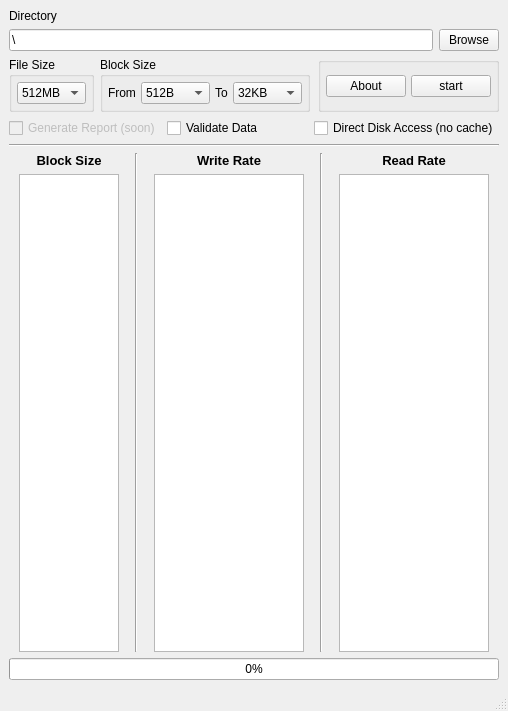
Above: mainwindow.ui from mathieeo/rateCheck before the change. Below: the same form after it.
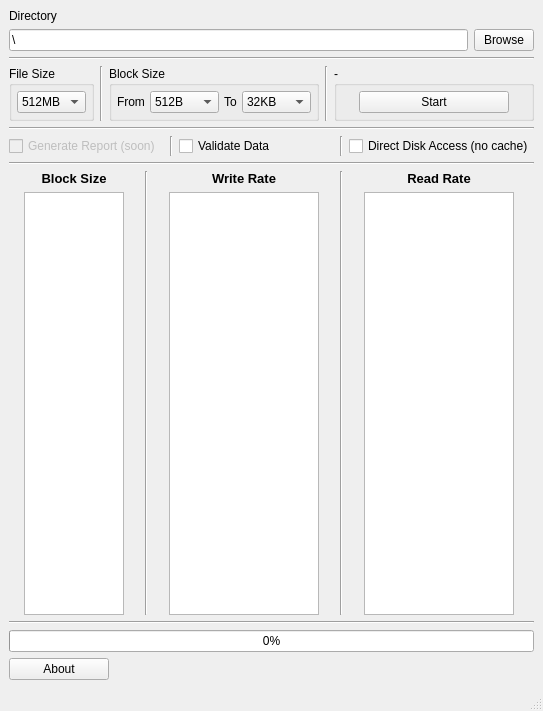
That is the form after the change.

Diff of the .ui file:
```diff
--- a/mainwindow.ui
+++ b/mainwindow.ui
@@ -15,164 +15,6 @@
   </property>
   <widget class="QWidget" name="centralwidget">
    <layout class="QGridLayout" name="gridLayout_2">
-    <item row="1" column="0">
-     <layout class="QHBoxLayout" name="horizontalLayout_5">
-      <item>
-       <widget class="QCheckBox" name="checkBox">
-        <property name="enabled">
-         <bool>false</bool>
-        </property>
-        <property name="text">
-         <string>Generate Report (soon)</string>
-        </property>
-       </widget>
-      </item>
-      <item>
-       <widget class="QCheckBox" name="ValidateDataCheck">
-        <property name="text">
-         <string>Validate Data</string>
-        </property>
-       </widget>
-      </item>
-      <item>
-       <widget class="QCheckBox" name="directModeCheckBox">
-        <property name="text">
-         <string>Direct Disk Access (no cache)</string>
-        </property>
-        <property name="checked">
-         <bool>false</bool>
-        </property>
-       </widget>
-      </item>
-     </layout>
-    </item>
-    <item row="2" column="0">
-     <widget class="Line" name="line_3">
-      <property name="orientation">
-       <enum>Qt::Horizontal</enum>
-      </property>
-     </widget>
-    </item>
-    <item row="3" column="0">
-     <layout class="QHBoxLayout" name="horizontalLayout_2">
-      <item>
-       <layout class="QVBoxLayout" name="verticalLayout_5">
-        <item>
-         <widget class="QLabel" name="label_8">
-          <property name="font">
-           <font>
-            <pointsize>10</pointsize>
-            <italic>false</italic>
-            <bold>true</bold>
-           </font>
-          </property>
-          <property name="text">
-           <string>Block Size</string>
-          </property>
-          <property name="alignment">
-           <set>Qt::AlignCenter</set>
-          </property>
-         </widget>
-        </item>
-        <item>
-         <widget class="QTextEdit" name="BlockSizeEdit">
-          <property name="maximumSize">
-           <size>
-            <width>100</width>
-            <height>16777215</height>
-           </size>
-          </property>
-          <property name="readOnly">
-           <bool>true</bool>
-          </property>
-         </widget>
-        </item>
-       </layout>
-      </item>
-      <item>
-       <widget class="Line" name="line">
-        <property name="orientation">
-         <enum>Qt::Vertical</enum>
-        </property>
-       </widget>
-      </item>
-      <item>
-       <layout class="QVBoxLayout" name="verticalLayout_6">
-        <item>
-         <widget class="QLabel" name="label_9">
-          <property name="font">
-           <font>
-            <pointsize>10</pointsize>
-            <italic>false</italic>
-            <bold>true</bold>
-           </font>
-          </property>
-          <property name="text">
-           <string>Write Rate</string>
-          </property>
-          <property name="alignment">
-           <set>Qt::AlignCenter</set>
-          </property>
-         </widget>
-        </item>
-        <item>
-         <widget class="QTextEdit" name="WriteRateEdit">
-          <property name="maximumSize">
-           <size>
-            <width>150</width>
-            <height>16777215</height>
-           </size>
-          </property>
-          <property name="readOnly">
-           <bool>true</bool>
-          </property>
-         </widget>
-        </item>
-       </layout>
-      </item>
-      <item>
-       <widget class="Line" name="line_2">
-        <property name="orientation">
-         <enum>Qt::Vertical</enum>
-        </property>
-       </widget>
-      </item>
-      <item>
-       <layout class="QVBoxLayout" name="verticalLayout_7">
-        <item>
-         <widget class="QLabel" name="label_10">
-          <property name="font">
-           <font>
-            <pointsize>10</pointsize>
-            <italic>false</italic>
-            <bold>true</bold>
-           </font>
-          </property>
-          <property name="text">
-           <string>Read Rate</string>
-          </property>
-          <property name="alignment">
-           <set>Qt::AlignCenter</set>
-          </property>
-         </widget>
-        </item>
-        <item>
-         <widget class="QTextEdit" name="ReadRateEdit">
-          <property name="maximumSize">
-           <size>
-            <width>150</width>
-            <height>16777215</height>
-           </size>
-          </property>
-          <property name="readOnly">
-           <bool>true</bool>
-          </property>
-         </widget>
-        </item>
-       </layout>
-      </item>
-     </layout>
-    </item>
     <item row="0" column="0">
      <layout class="QVBoxLayout" name="verticalLayout_2">
       <item>
@@ -231,6 +73,13 @@
         </item>
        </layout>
       </item>
+      <item>
+       <widget class="Line" name="line_11">
+        <property name="orientation">
+         <enum>Qt::Horizontal</enum>
+        </property>
+       </widget>
+      </item>
       <item>
        <layout class="QHBoxLayout" name="horizontalLayout_4">
         <item>
@@ -331,6 +180,13 @@
           </layout>
          </widget>
         </item>
+        <item>
+         <widget class="Line" name="line_10">
+          <property name="orientation">
+           <enum>Qt::Vertical</enum>
+          </property>
+         </widget>
+        </item>
         <item>
          <widget class="QGroupBox" name="groupBox">
           <property name="title">
@@ -605,10 +461,23 @@
           </property>
          </spacer>
         </item>
+        <item>
+         <widget class="Line" name="line_9">
+          <property name="orientation">
+           <enum>Qt::Vertical</enum>
+          </property>
+         </widget>
+        </item>
         <item>
          <widget class="QGroupBox" name="groupBox_2">
+          <property name="minimumSize">
+           <size>
+            <width>200</width>
+            <height>0</height>
+           </size>
+          </property>
           <property name="title">
-           <string/>
+           <string>-</string>
           </property>
           <layout class="QGridLayout" name="gridLayout_3">
            <property name="leftMargin">
@@ -623,11 +492,17 @@
            <property name="bottomMargin">
             <number>5</number>
            </property>
-           <property name="horizontalSpacing">
+           <property name="spacing">
             <number>5</number>
            </property>
            <item row="0" column="1">
             <widget class="QPushButton" name="StartBtn">
+             <property name="minimumSize">
+              <size>
+               <width>150</width>
+               <height>0</height>
+              </size>
+             </property>
              <property name="maximumSize">
               <size>
                <width>100</width>
@@ -635,14 +510,7 @@
               </size>
              </property>
              <property name="text">
-              <string>start</string>
-             </property>
-            </widget>
-           </item>
-           <item row="0" column="0">
-            <widget class="QPushButton" name="AboutBtn">
-             <property name="text">
-              <string>About</string>
+              <string>Start</string>
              </property>
             </widget>
            </item>
@@ -653,13 +521,229 @@
       </item>
      </layout>
     </item>
+    <item row="1" column="0">
+     <widget class="Line" name="line_5">
+      <property name="orientation">
+       <enum>Qt::Horizontal</enum>
+      </property>
+     </widget>
+    </item>
+    <item row="2" column="0">
+     <layout class="QHBoxLayout" name="horizontalLayout_5">
+      <item>
+       <widget class="QCheckBox" name="checkBox">
+        <property name="enabled">
+         <bool>false</bool>
+        </property>
+        <property name="text">
+         <string>Generate Report (soon)</string>
+        </property>
+       </widget>
+      </item>
+      <item>
+       <widget class="Line" name="line_7">
+        <property name="orientation">
+         <enum>Qt::Vertical</enum>
+        </property>
+       </widget>
+      </item>
+      <item>
+       <widget class="QCheckBox" name="ValidateDataCheck">
+        <property name="text">
+         <string>Validate Data</string>
+        </property>
+       </widget>
+      </item>
+      <item>
+       <widget class="Line" name="line_8">
+        <property name="orientation">
+         <enum>Qt::Vertical</enum>
+        </property>
+       </widget>
+      </item>
+      <item>
+       <widget class="QCheckBox" name="directModeCheckBox">
+        <property name="text">
+         <string>Direct Disk Access (no cache)</string>
+        </property>
+        <property name="checked">
+         <bool>false</bool>
+        </property>
+       </widget>
+      </item>
+     </layout>
+    </item>
+    <item row="3" column="0">
+     <widget class="Line" name="line_3">
+      <property name="orientation">
+       <enum>Qt::Horizontal</enum>
+      </property>
+     </widget>
+    </item>
     <item row="4" column="0">
+     <layout class="QHBoxLayout" name="horizontalLayout_2">
+      <item>
+       <layout class="QVBoxLayout" name="verticalLayout_5">
+        <item>
+         <widget class="QLabel" name="label_8">
+          <property name="font">
+           <font>
+            <pointsize>10</pointsize>
+            <italic>false</italic>
+            <bold>true</bold>
+           </font>
+          </property>
+          <property name="text">
+           <string>Block Size</string>
+          </property>
+          <property name="alignment">
+           <set>Qt::AlignCenter</set>
+          </property>
+         </widget>
+        </item>
+        <item>
+         <widget class="QTextEdit" name="BlockSizeEdit">
+          <property name="maximumSize">
+           <size>
+            <width>100</width>
+            <height>16777215</height>
+           </size>
+          </property>
+          <property name="readOnly">
+           <bool>true</bool>
+          </property>
+         </widget>
+        </item>
+       </layout>
+      </item>
+      <item>
+       <widget class="Line" name="line">
+        <property name="orientation">
+         <enum>Qt::Vertical</enum>
+        </property>
+       </widget>
+      </item>
+      <item>
+       <layout class="QVBoxLayout" name="verticalLayout_6">
+        <item>
+         <widget class="QLabel" name="label_9">
+          <property name="font">
+           <font>
+            <pointsize>10</pointsize>
+            <italic>false</italic>
+            <bold>true</bold>
+           </font>
+          </property>
+          <property name="text">
+           <string>Write Rate</string>
+          </property>
+          <property name="alignment">
+           <set>Qt::AlignCenter</set>
+          </property>
+         </widget>
+        </item>
+        <item>
+         <widget class="QTextEdit" name="WriteRateEdit">
+          <property name="maximumSize">
+           <size>
+            <width>150</width>
+            <height>16777215</height>
+           </size>
+          </property>
+          <property name="readOnly">
+           <bool>true</bool>
+          </property>
+         </widget>
+        </item>
+       </layout>
+      </item>
+      <item>
+       <widget class="Line" name="line_2">
+        <property name="orientation">
+         <enum>Qt::Vertical</enum>
+        </property>
+       </widget>
+      </item>
+      <item>
+       <layout class="QVBoxLayout" name="verticalLayout_7">
+        <item>
+         <widget class="QLabel" name="label_10">
+          <property name="font">
+           <font>
+            <pointsize>10</pointsize>
+            <italic>false</italic>
+            <bold>true</bold>
+           </font>
+          </property>
+          <property name="text">
+           <string>Read Rate</string>
+          </property>
+          <property name="alignment">
+           <set>Qt::AlignCenter</set>
+          </property>
+         </widget>
+        </item>
+        <item>
+         <widget class="QTextEdit" name="ReadRateEdit">
+          <property name="maximumSize">
+           <size>
+            <width>150</width>
+            <height>16777215</height>
+           </size>
+          </property>
+          <property name="readOnly">
+           <bool>true</bool>
+          </property>
+         </widget>
+        </item>
+       </layout>
+      </item>
+     </layout>
+    </item>
+    <item row="5" column="0">
+     <widget class="Line" name="line_6">
+      <property name="orientation">
+       <enum>Qt::Horizontal</enum>
+      </property>
+     </widget>
+    </item>
+    <item row="6" column="0">
      <widget class="QProgressBar" name="progressBar">
       <property name="value">
        <number>0</number>
       </property>
      </widget>
     </item>
+    <item row="7" column="0">
+     <layout class="QHBoxLayout" name="horizontalLayout_6">
+      <item>
+       <widget class="QPushButton" name="AboutBtn">
+        <property name="maximumSize">
+         <size>
+          <width>100</width>
+          <height>16777215</height>
+         </size>
+        </property>
+        <property name="text">
+         <string>About</string>
+        </property>
+       </widget>
+      </item>
+      <item>
+       <widget class="QLabel" name="infoLabel">
+        <property name="layoutDirection">
+         <enum>Qt::RightToLeft</enum>
+        </property>
+        <property name="text">
+         <string/>
+        </property>
+        <property name="alignment">
+         <set>Qt::AlignRight|Qt::AlignTrailing|Qt::AlignVCenter</set>
+        </property>
+       </widget>
+      </item>
+     </layout>
+    </item>
    </layout>
   </widget>
   <widget class="QMenuBar" name="menubar">
```
